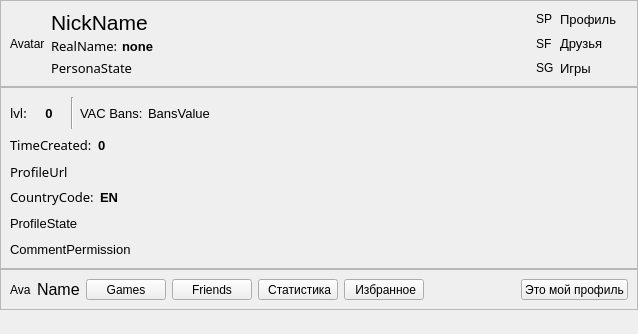
Before: the Qt Designer form AraSteamManager/forms/subForms/main/formprofile.ui in Arankir/AraSteamManager, drawn with Qt 5.
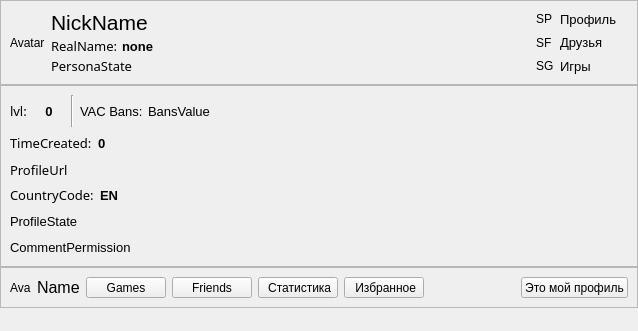
After: the same form once the commit is applied. Custom widgets are drawn as their Qt base class.

The edit to the form file:
```diff
--- a/AraSteamManager/forms/subForms/main/formprofile.ui
+++ b/AraSteamManager/forms/subForms/main/formprofile.ui
@@ -7,7 +7,7 @@
     <x>0</x>
     <y>0</y>
     <width>638</width>
-    <height>334</height>
+    <height>331</height>
    </rect>
   </property>
   <property name="windowTitle">
@@ -137,11 +137,11 @@
          <layout class="QHBoxLayout" name="horizontalLayout_6">
           <item>
            <widget class="QLabel" name="LabelPersonaState">
-            <property name="maximumSize">
-             <size>
-              <width>16777215</width>
-              <height>16</height>
-             </size>
+            <property name="sizePolicy">
+             <sizepolicy hsizetype="Expanding" vsizetype="Preferred">
+              <horstretch>0</horstretch>
+              <verstretch>0</verstretch>
+             </sizepolicy>
             </property>
             <property name="font">
              <font>
@@ -160,19 +160,6 @@
             </property>
            </widget>
           </item>
-          <item>
-           <spacer name="horizontalSpacer_6">
-            <property name="orientation">
-             <enum>Qt::Horizontal</enum>
-            </property>
-            <property name="sizeHint" stdset="0">
-             <size>
-              <width>108</width>
-              <height>20</height>
-             </size>
-            </property>
-           </spacer>
-          </item>
          </layout>
         </item>
        </layout>
@@ -720,6 +707,13 @@
    </item>
   </layout>
  </widget>
+ <customwidgets>
+  <customwidget>
+   <class>LabelLight</class>
+   <extends>QLabel</extends>
+   <header>subWidgets/labels/labellight.h</header>
+  </customwidget>
+ </customwidgets>
  <resources/>
  <connections/>
 </ui>
```
Left out of the diff: 16 changed lines with no effect on the pictures.
